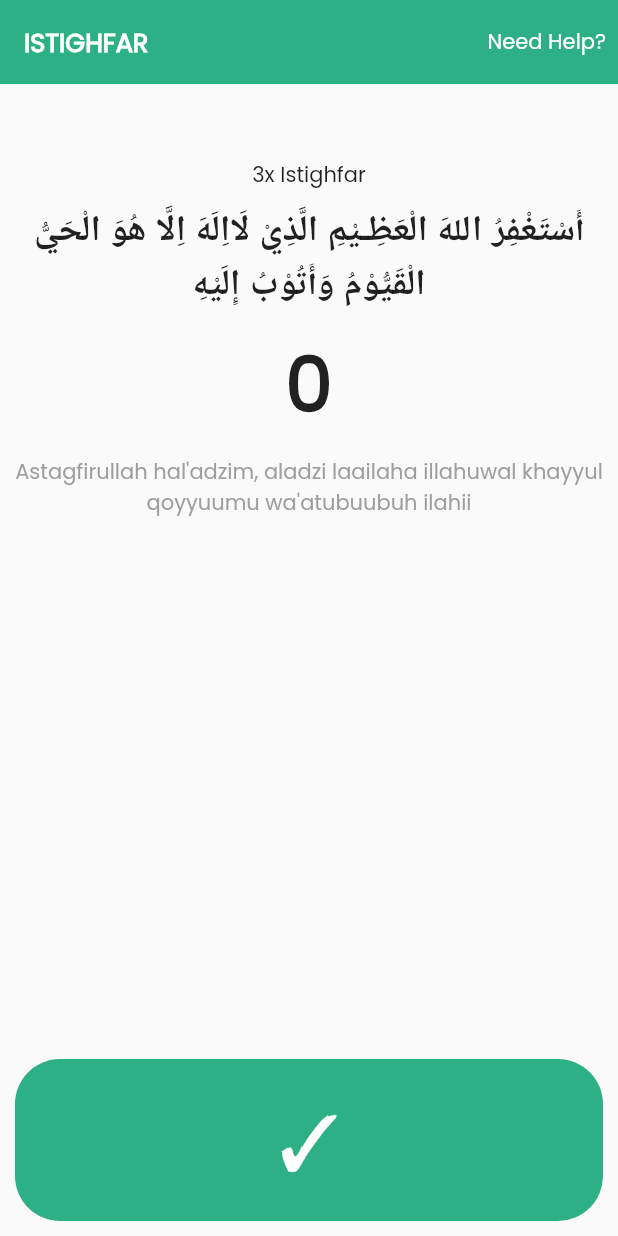
After one commit to bakteribaik/waqtu_app_flutter, a Flutter app: the screen it shows after launch, after a tap on "Dzikir", on a phone screen of 412 x 824 dp. The commit adds this screen. Run offline on Flutter 3.47's test engine with Material 2 defaults, Android fonts, the phone set to English and light mode, and no system bars; our stand-ins replace audioplayers, connectivity_plus, fluttertoast, geocoding, geolocator; network calls fail.

Commit message:
add dzikir menu

```diff
--- /dev/null
+++ b/lib/Pages/DzikirHome.dart
@@ -0,0 +1,110 @@
+import 'package:connectivity_plus/connectivity_plus.dart';
+import 'package:flutter/material.dart';
+import 'package:fluttertoast/fluttertoast.dart';
+import 'package:url_launcher/url_launcher.dart';
+import 'package:waqtuu/Pages/DzikirPages/allahumma.dart';
+import 'package:waqtuu/Pages/DzikirPages/azirnaminannar.dart';
+
+class DzikirPage extends StatefulWidget {
+  const DzikirPage({Key? key}) : super(key: key);
+
+  @override
+  _DzikirPageState createState() => _DzikirPageState();
+}
+
+class _DzikirPageState extends State<DzikirPage> {
+  int counter = 0;
+
+  @override
+  Widget build(BuildContext context) {
+    return Scaffold(
+      appBar: AppBar(
+        title: Text(
+          'ISTIGHFAR',
+          style: TextStyle(
+              fontSize: 17, color: Colors.white, fontWeight: FontWeight.bold),
+        ),
+        elevation: 0.0,
+        backgroundColor: Color(0xff2EB086),
+        //leading: IconButton(onPressed: (){}, icon: Icon(Icons.menu), color: Color(0xff2EB086),),
+        actions: [
+          TextButton(
+              onPressed: () async {
+                final url =
+                    'https://wa.me/6283808503597?text=hallo%20admin%20waqtu';
+                if (await canLaunch(url) &&
+                    await Connectivity().checkConnectivity() ==
+                        ConnectivityResult.wifi &&
+                    await Connectivity().checkConnectivity() ==
+                        ConnectivityResult.wifi) {
+                  await launch(url);
+                } else
+                  (Fluttertoast.showToast(msg: 'No Internet Connection'));
+              },
+              child: Text(
+                'Need Help?',
+                style: TextStyle(color: Colors.white),
+              ))
+        ],
+      ),
+      body: Center(
+        child: Column(
+          children: [
+            SizedBox(
+              height: 50,
+            ),
+            Text('3x Istighfar'),
+            Container(
+              padding: EdgeInsets.all(10),
+              child: Text(
+                'أَسْتَغْفِرُ اللهَ الْعَظِـيْمِ الَّذِيْ لَااِلَهَ اِلَّا هُوَ الْحَيُّ الْقَيُّوْمُ وَأَتُوْبُ إِلَيْهِ',
+                style: TextStyle(
+                  fontSize: 24,
+                  fontWeight: FontWeight.bold,
+                ),
+                textAlign: TextAlign.center,
+              ),
+            ),
+            Text(
+              counter.toString(),
+              style: TextStyle(fontWeight: FontWeight.bold, fontSize: 50),
+            ),
+
+            Container(
+              padding: EdgeInsets.all(10),
+              child: Text("Astagfirullah hal'adzim, aladzi laailaha illahuwal khayyul qoyyuumu wa'atubuubuh ilahii", textAlign: TextAlign.center, style: TextStyle(color: Colors.grey),),
+            ),
+          ],
+        ),
+      ),
+       bottomNavigationBar: Container(
+                padding: EdgeInsets.all(10),
+                child: InkWell(
+                  enableFeedback: true,
+                  onTap: () async {
+                    if (counter == 2) {
+                      Navigator.pushReplacement(
+                          context,
+                          MaterialPageRoute(
+                              builder: (context) => const AzirnaPage()));
+                    }
+                    setState(() {
+                      counter++;
+                    });
+                  },
+                  child: Container(
+                    padding: EdgeInsets.only(top: 20, bottom: 20),
+                    width: MediaQuery.of(context).size.width,
+                    decoration: BoxDecoration(
+                      color: Color(0xff2EB086),
+                      borderRadius: BorderRadius.circular(30)
+                    ),
+                    child: Text('✓', textAlign: TextAlign.center, style: TextStyle(
+                      color: Colors.white,
+                      fontSize: 50
+                    ),),
+                  ),
+                )),
+    );
+  }
+}
--- a/lib/Pages/home_menu.dart
+++ b/lib/Pages/home_menu.dart
@@ -3,6 +3,7 @@ import 'package:flutter/material.dart';
 import 'package:fluttertoast/fluttertoast.dart';
 import 'package:intl/intl.dart';
 import 'package:url_launcher/url_launcher.dart';
+import 'package:waqtuu/Pages/DzikirHome.dart';
 import 'package:waqtuu/Pages/waqtu_listSurah.dart';
 import 'package:waqtuu/Pages/waqtu_shalat.dart';
 
@@ -26,16 +27,14 @@ class _homeMenuState extends State<homeMenu> {
         backgroundColor: Colors.transparent,
         //leading: IconButton(onPressed: (){}, icon: Icon(Icons.menu), color: Color(0xff2EB086),),
         actions: [
-          TextButton(
-            onPressed: () async {
+          IconButton( onPressed: () async {
               final url = 'https://wa.me/6283808503597?text=hallo%20admin%20waqtu';
               if(await canLaunch(url) && await Connectivity().checkConnectivity() == ConnectivityResult.wifi && await Connectivity().checkConnectivity() == ConnectivityResult.wifi){
                 await launch(url);
               }else(
                 Fluttertoast.showToast(msg: 'No Internet Connection')
               );
-            },
-            child: Text('Need Help?', style: TextStyle(color: Color(0xff2EB086),),))
+            }, icon: Icon(Icons.headset_mic))
         ],
       ),
       body: SafeArea(
@@ -50,7 +49,7 @@ class _homeMenuState extends State<homeMenu> {
              Container(
                child: Row(
                  children: [
-                   Text("WaQtu is an app for read Al'Quran \nand known time for pray", style: TextStyle(color: Colors.grey, fontSize: 12),),
+                   Text("WaQtu is an app for read Al Quran \nand known time for dzikir and pray", style: TextStyle(color: Colors.grey, fontSize: 12),),
                  ],
                ),
              ),
@@ -118,6 +117,30 @@ class _homeMenuState extends State<homeMenu> {
                               ),
                           ),
                          ),
+
+                          SizedBox(height: 10,),
+
+                         InkWell(
+                           onTap: (){
+                              Navigator.pushReplacement(context,
+                             MaterialPageRoute(builder: (context) => const DzikirPage()));
+                           },
+                           child:  Container(
+                             width: MediaQuery.of(context).size.width,
+                              padding: EdgeInsets.only(top: 20, bottom: 20, left: 30, right: 30),
+                              decoration: BoxDecoration(
+                                borderRadius: BorderRadius.circular(10),
+                                color: Color(0xff313552),
+                              ),
+                              child: Column(
+                                children: [
+                                  Icon(Icons.file_upload_outlined,color: Colors.white, size: 40,),
+                                  SizedBox(height: 10,),
+                                  Text("Dzikir", style: TextStyle(color: Colors.white),),
+                                ],
+                              ),
+                          ),
+                         ),
                        ],
                      ),
                    ),
```
Also changed, not shown: lib/Pages/DzikirPages/allahumma.dart (added, +123 -0 lines), lib/Pages/DzikirPages/azirnaminannar.dart (added, +108 -0 lines), lib/Pages/DzikirPages/lailahillallah.dart (added, +109 -0 lines).
